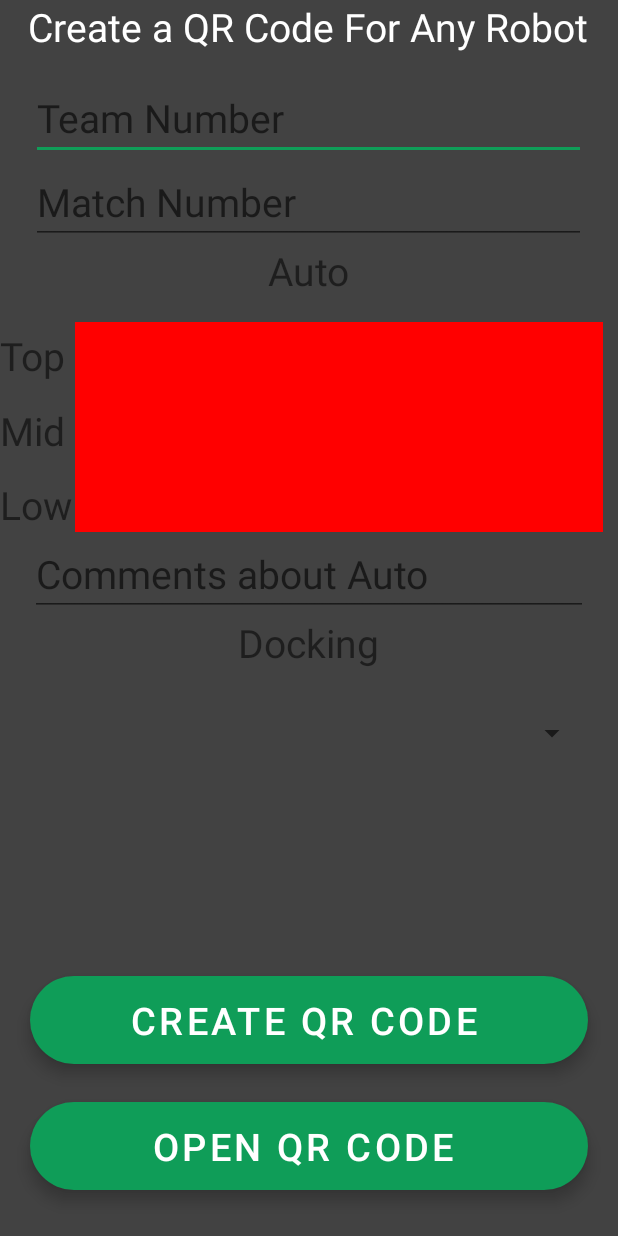
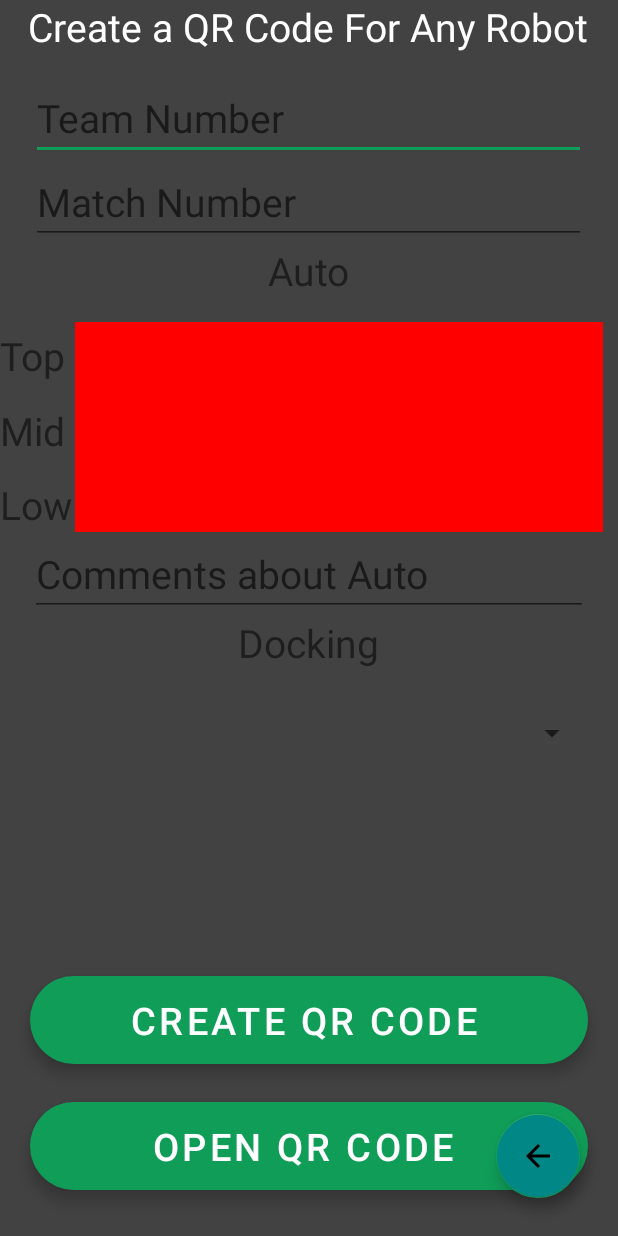
Before and after one commit to Eaglegrant/328_Scouting_App, an Android app: the layout activity_main.xml on its own in the app's theme, with its tools: preview values and no code run, on a phone screen of 412 x 824 dp. Run offline under Robolectric (Android 15) with nearby library versions, the phone set to English and light mode, and no system bars.

Commit message:
Main Menu

```diff
--- a/app/build.gradle
+++ b/app/build.gradle
@@ -45,6 +45,9 @@ dependencies {
     implementation 'androidx.annotation:annotation:1.5.0'
     implementation 'androidx.lifecycle:lifecycle-livedata-ktx:2.5.1'
     implementation 'androidx.lifecycle:lifecycle-viewmodel-ktx:2.5.1'
+    implementation 'androidx.vectordrawable:vectordrawable:1.1.0'
+    implementation 'androidx.navigation:navigation-fragment:2.4.1'
+    implementation 'androidx.navigation:navigation-ui:2.4.1'
     testImplementation 'junit:junit:4.+'
     androidTestImplementation 'androidx.test.ext:junit:1.1.5'
     androidTestImplementation 'androidx.test.espresso:espresso-core:3.5.1'
--- a/app/src/main/res/layout/activity_file_list.xml
+++ b/app/src/main/res/layout/activity_file_list.xml
@@ -36,5 +36,6 @@
         android:layout_marginTop="25dp"
         android:layout_marginEnd="25dp"
         android:layout_marginBottom="25dp"
+        android:backgroundTint="@color/teal_700"
         android:src="@drawable/baseline_arrow_back_24" />
 </RelativeLayout>
--- a/app/src/main/res/layout/activity_main.xml
+++ b/app/src/main/res/layout/activity_main.xml
@@ -1,5 +1,5 @@
 <?xml version="1.0" encoding="utf-8"?>
-<ScrollView xmlns:android="http://schemas.android.com/apk/res/android"
+<RelativeLayout xmlns:android="http://schemas.android.com/apk/res/android"
     xmlns:app="http://schemas.android.com/apk/res-auto"
     xmlns:tools="http://schemas.android.com/tools"
     android:layout_width="match_parent"
@@ -9,9 +9,23 @@
 
 <!--We are using this image view to display our QR code-->
 
-
+    <com.google.android.material.floatingactionbutton.FloatingActionButton
+        android:id="@+id/fab"
+        android:layout_width="wrap_content"
+        android:layout_height="wrap_content"
+        android:layout_alignParentEnd="true"
+        android:layout_alignParentBottom="true"
+        android:layout_gravity="end|bottom"
+        android:layout_marginStart="25dp"
+        android:layout_marginTop="25dp"
+        android:layout_marginEnd="25dp"
+        android:backgroundTint="@color/teal_700"
+        android:layout_marginBottom="25dp"
+        android:src="@drawable/baseline_arrow_back_24" />
     <!--Edit text to enter text for creating a QR code-->
-
+<ScrollView
+    android:layout_width="match_parent"
+    android:layout_height="match_parent">
     <!--Button for creating a QR code-->
     <LinearLayout
         android:layout_width="match_parent"
@@ -179,3 +193,4 @@
             app:layout_constraintEnd_toEndOf="parent" />
     </LinearLayout>
 </ScrollView>
+</RelativeLayout>
--- a/app/src/main/res/values-night/themes.xml
+++ b/app/src/main/res/values-night/themes.xml
@@ -1,6 +1,6 @@
 <resources xmlns:tools="http://schemas.android.com/tools">
     <!-- Base application theme. -->
-    <style name="Theme.FirebaseStorageImage" parent="Theme.MaterialComponents.DayNight.DarkActionBar">
+    <style name="Theme.FirebaseStorageImage" parent="Theme.MaterialComponents.DayNight.NoActionBar">
         <!-- Primary brand color. -->
         <item name="colorPrimary">@color/purple_200</item>
         <item name="colorPrimaryVariant">@color/purple_700</item>
--- a/app/src/main/res/values/colors.xml
+++ b/app/src/main/res/values/colors.xml
@@ -8,4 +8,5 @@
     <color name="black">#FF000000</color>
     <color name="white">#FFFFFFFF</color>
     <color name="red">#FF0000</color>
+    <color name="blue">#0000FF</color>
 </resources>
--- a/app/src/main/res/values/strings.xml
+++ b/app/src/main/res/values/strings.xml
@@ -26,4 +26,8 @@
     <string name="login_failed">"Login failed"</string>
     <!-- TODO: Remove or change this placeholder text -->
     <string name="hello_blank_fragment">Hello blank fragment</string>
+    <string name="title_activity_nav_bottom">NavBottom</string>
+    <string name="title_home">Home</string>
+    <string name="title_dashboard">Dashboard</string>
+    <string name="title_notifications">Notifications</string>
 </resources>
--- a/app/src/main/res/values/themes.xml
+++ b/app/src/main/res/values/themes.xml
@@ -1,6 +1,6 @@
 <resources xmlns:tools="http://schemas.android.com/tools">
     <!-- Base application theme. -->
-    <style name="Theme.FirebaseStorageImage" parent="Theme.MaterialComponents.DayNight.DarkActionBar">
+    <style name="Theme.FirebaseStorageImage" parent="Theme.MaterialComponents.DayNight.NoActionBar">
         <!-- Primary brand color. -->
         <item name="colorPrimary">@color/purple_500</item>
         <item name="colorPrimaryVariant">@color/purple_700</item>
```
Also changed, not shown: app/src/main/AndroidManifest.xml (+15 -1 lines), app/src/main/java/com/gtappdevelopers/firebasestorageimage/MainActivity.java (+10 -0 lines), app/src/main/java/com/gtappdevelopers/firebasestorageimage/SplashActivity.java (added, +74 -0 lines), app/src/main/res/layout/activity_splash2.xml (added, +61 -0 lines). Lines whose indentation alone changed are shown as unchanged.
